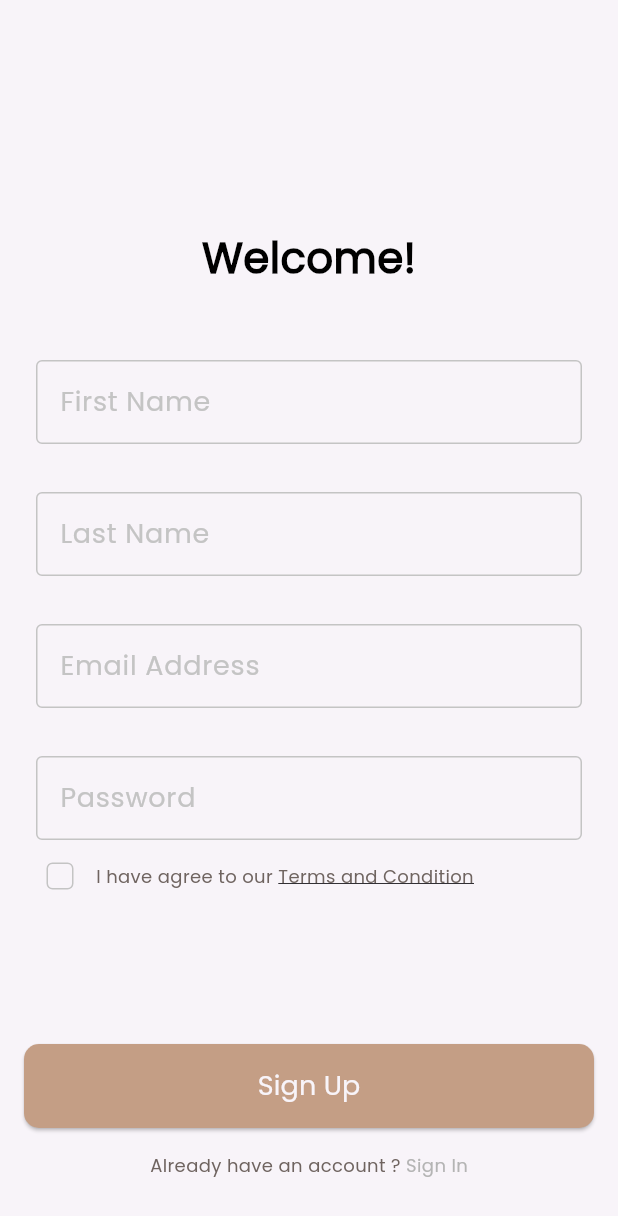
After one commit to KerollosMoheb/dalel, a Flutter app: the screen it shows after launch, after a tap on "Skip", on a phone screen of 412 x 824 dp. The commit adds this screen. Shown: the top 1216 px of the screen. Run offline on Flutter 3.47's test engine with Material 3 defaults, Android fonts, the phone set to English and light mode, and no system bars; our stand-ins replace firebase_auth, firebase_core, flutter_bloc, get_it, go_router, shared_preferences and 1 more; accounts and stored records are empty.

Commit message:
create account with email and password

```diff
--- /dev/null
+++ b/lib/app/dalel_app.dart
@@ -0,0 +1,16 @@
+import 'package:dalel/core/routes/app_router.dart';
+import 'package:dalel/core/utils/app_colors.dart';
+import 'package:flutter/material.dart';
+
+class Dalel extends StatelessWidget {
+  const Dalel({super.key});
+
+  @override
+  Widget build(BuildContext context) {
+    return MaterialApp.router(
+      theme: ThemeData(scaffoldBackgroundColor: AppColors.offWhite),
+      debugShowCheckedModeBanner: false,
+      routerConfig: router,
+    );
+  }
+}
--- /dev/null
+++ b/lib/core/functions/check_state_changes.dart
@@ -0,0 +1,16 @@
+import 'package:firebase_auth/firebase_auth.dart';
+import 'package:flutter/foundation.dart';
+
+void checkStateChanges() {
+  FirebaseAuth.instance.authStateChanges().listen((User? user) {
+    if (user == null) {
+      if (kDebugMode) {
+        print('User is currently signed out!');
+      }
+    } else {
+      if (kDebugMode) {
+        print('User is signed in!');
+      }
+    }
+  });
+}
--- a/lib/features/auth/presentation/auth_cubit/cubit/auth_cubit.dart
+++ b/lib/features/auth/presentation/auth_cubit/cubit/auth_cubit.dart
@@ -1,6 +1,37 @@
 import 'package:dalel/features/auth/presentation/auth_cubit/cubit/auth_state.dart';
+import 'package:firebase_auth/firebase_auth.dart';
 import 'package:flutter_bloc/flutter_bloc.dart';
 
 class AuthCubit extends Cubit<AuthState> {
   AuthCubit() : super(AuthInitial());
+  late String? firstName;
+  late String? lastName;
+  late String? emailAddress;
+  late String? password;
+
+  signUpWithEmailAndPassword() async {
+    try {
+      emit(SignUpLoadingState());
+      final credential = await FirebaseAuth.instance
+          .createUserWithEmailAndPassword(
+            email: emailAddress!,
+            password: password!,
+          );
+      emit(SignUpSuccessState());
+    } on FirebaseAuthException catch (e) {
+      if (e.code == 'weak-password') {
+        emit(
+          SignUpFailureState(errMessage: 'The password provided is too weak.'),
+        );
+      } else if (e.code == 'email-already-in-use') {
+        emit(
+          SignUpFailureState(
+            errMessage: 'The account already exists for that email.',
+          ),
+        );
+      }
+    } catch (e) {
+      emit(SignUpFailureState(errMessage: e.toString()));
+    }
+  }
 }
--- a/lib/features/auth/presentation/auth_cubit/cubit/auth_state.dart
+++ b/lib/features/auth/presentation/auth_cubit/cubit/auth_state.dart
@@ -1,3 +1,13 @@
 class AuthState {}
 
 final class AuthInitial extends AuthState {}
+
+final class SignUpLoadingState extends AuthState {}
+
+final class SignUpSuccessState extends AuthState {}
+
+final class SignUpFailureState extends AuthState {
+  final String errMessage;
+
+  SignUpFailureState({required this.errMessage});
+}
--- /dev/null
+++ b/lib/features/auth/presentation/widgets/custom_sign_up_form.dart
@@ -0,0 +1,62 @@
+import 'package:dalel/core/utils/app_strings.dart';
+import 'package:dalel/core/widgets/custom_btn.dart';
+import 'package:dalel/features/auth/presentation/auth_cubit/cubit/auth_cubit.dart';
+import 'package:dalel/features/auth/presentation/auth_cubit/cubit/auth_state.dart';
+import 'package:dalel/features/auth/presentation/widgets/custom_text_field.dart';
+import 'package:dalel/features/auth/presentation/widgets/terms_and_conditions_widget.dart';
+import 'package:flutter/material.dart';
+import 'package:flutter_bloc/flutter_bloc.dart';
+
+class CustomSignUpForm extends StatelessWidget {
+  const CustomSignUpForm({super.key});
+
+  @override
+  Widget build(BuildContext context) {
+    return BlocConsumer<AuthCubit, AuthState>(
+      listener: (context, state) {},
+      builder: (context, state) {
+        return Form(
+          child: Column(
+            children: [
+              CustomTextFormField(
+                labelText: AppStrings.fristName,
+                onChanged: (firstName) {
+                  BlocProvider.of<AuthCubit>(context).firstName = firstName;
+                },
+              ),
+              CustomTextFormField(
+                labelText: AppStrings.lastName,
+                onChanged: (lastName) {
+                  BlocProvider.of<AuthCubit>(context).lastName = lastName;
+                },
+              ),
+              CustomTextFormField(
+                labelText: AppStrings.emailAddress,
+                onChanged: (emailAddress) {
+                  BlocProvider.of<AuthCubit>(context).emailAddress =
+                      emailAddress;
+                },
+              ),
+              CustomTextFormField(
+                labelText: AppStrings.password,
+                onChanged: (password) {
+                  BlocProvider.of<AuthCubit>(context).password = password;
+                },
+              ),
+              TermsAndConditionsWidget(),
+              SizedBox(height: 88),
+              CustomBtn(
+                text: AppStrings.signUp,
+                onPressed: () {
+                  BlocProvider.of<AuthCubit>(
+                    context,
+                  ).signUpWithEmailAndPassword();
+                },
+              ),
+            ],
+          ),
+        );
+      },
+    );
+  }
+}
--- a/lib/features/auth/presentation/widgets/custom_text_field.dart
+++ b/lib/features/auth/presentation/widgets/custom_text_field.dart
@@ -1,16 +1,24 @@
-
 import 'package:dalel/core/utils/app_colors.dart';
 import 'package:dalel/core/utils/app_text_styles.dart';
 import 'package:flutter/material.dart';
 
-class CustomTextField extends StatelessWidget {
-  const CustomTextField({super.key, required this.labelText});
+class CustomTextFormField extends StatelessWidget {
+  const CustomTextFormField({
+    super.key,
+    required this.labelText,
+    this.onChanged,
+    this.onFieldSubmitted,
+  });
   final String labelText;
+  final Function(String)? onChanged;
+  final Function(String)? onFieldSubmitted;
   @override
   Widget build(BuildContext context) {
     return Padding(
       padding: const EdgeInsets.only(left: 8, right: 8, top: 32),
-      child: TextField(
+      child: TextFormField(
+        onChanged: onChanged,
+        onFieldSubmitted: onFieldSubmitted,
         decoration: InputDecoration(
           border: getBoarderStyle(),
           enabledBorder: getBoarderStyle(),
--- a/lib/main.dart
+++ b/lib/main.dart
@@ -1,7 +1,7 @@
+import 'package:dalel/app/dalel_app.dart';
 import 'package:dalel/core/database/cache/cache_helper.dart';
-import 'package:dalel/core/routes/app_router.dart';
+import 'package:dalel/core/functions/check_state_changes.dart';
 import 'package:dalel/core/services/service_locator.dart';
-import 'package:dalel/core/utils/app_colors.dart';
 import 'package:dalel/firebase_options.dart';
 import 'package:firebase_core/firebase_core.dart';
 import 'package:flutter/material.dart';
@@ -11,18 +11,6 @@ void main() async {
   await Firebase.initializeApp(options: DefaultFirebaseOptions.currentPlatform);
   setUpServiceLocator();
   await getIt<CacheHelper>().init();
+  checkStateChanges();
   runApp(const Dalel());
 }
-
-class Dalel extends StatelessWidget {
-  const Dalel({super.key});
-
-  @override
-  Widget build(BuildContext context) {
-    return MaterialApp.router(
-      theme: ThemeData(scaffoldBackgroundColor: AppColors.offWhite),
-      debugShowCheckedModeBanner: false,
-      routerConfig: router,
-    );
-  }
-}
--- a/pubspec.yaml
+++ b/pubspec.yaml
@@ -29,6 +29,7 @@ environment:
 # versions available, run `flutter pub outdated`.
 dependencies:
   cupertino_icons: ^1.0.8
+  firebase_auth: ^6.1.1
   firebase_core: ^4.2.0
   flutter:
     sdk: flutter
```
Also changed, not shown: lib/features/auth/presentation/views/sign_up_view.dart (+2 -20 lines), pubspec.lock, 3 other files.
